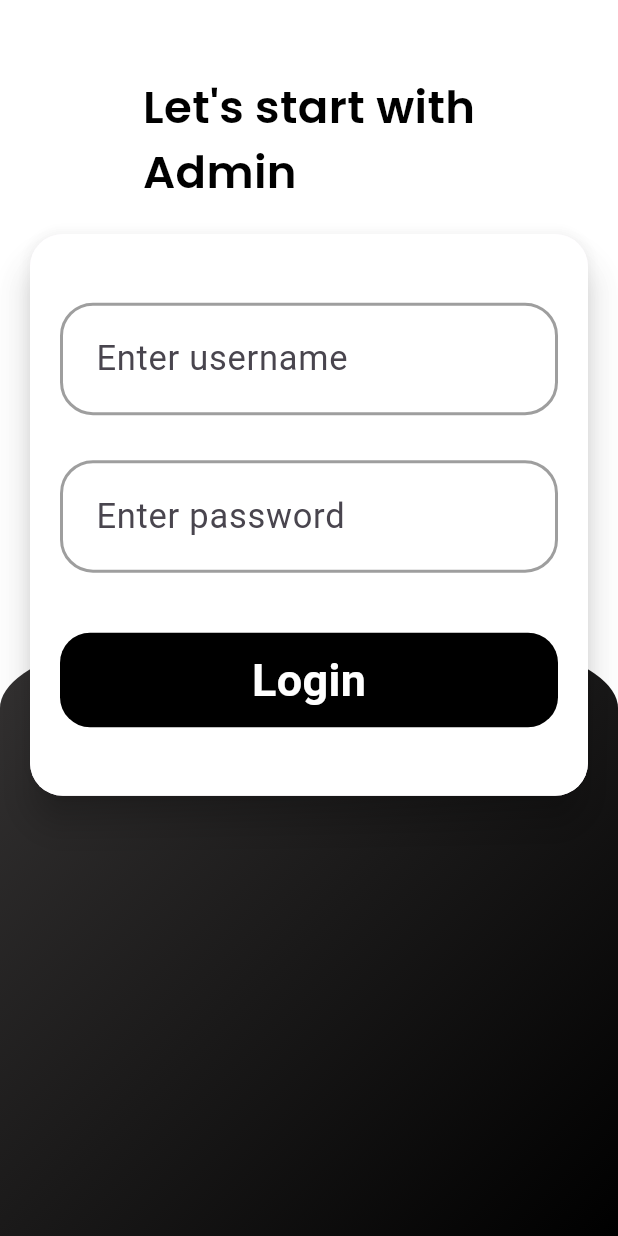
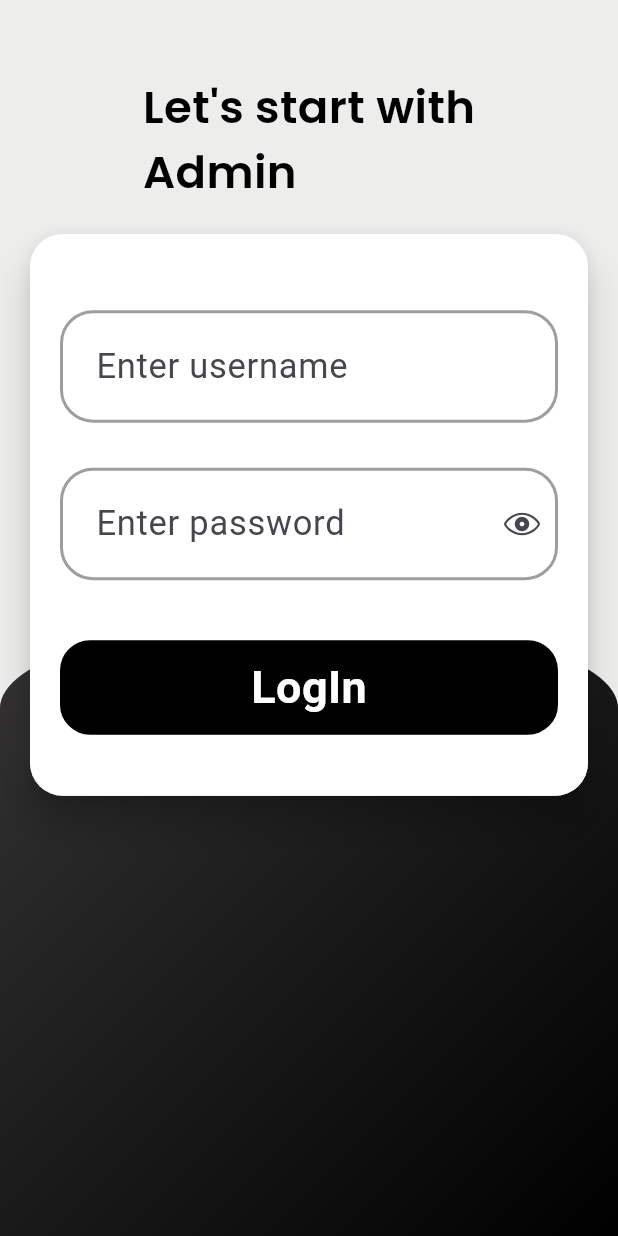
Before and after one commit to saliq03/ZenScreen, a Flutter app: the Login screen opened directly, on a phone screen of 412 x 824 dp. Run offline on Flutter 3.47's test engine with Material 3 defaults, Android fonts, the phone set to English and light mode, and no system bars; our stand-ins replace cached_network_image, carousel_slider, curved_navigation_bar, image_picker, smooth_page_indicator; network calls fail.

Commit message:
designing AddWallpaper Screen

```diff
--- a/lib/Admin/login.dart
+++ b/lib/Admin/login.dart
@@ -1,21 +1,24 @@
+import 'package:flutter/cupertino.dart';
 import 'package:flutter/material.dart';
+import 'package:zenscreen/Admin/AddWallpaper.dart';
 import 'package:zenscreen/Widgets/widgets.dart';
 
 class Login extends StatefulWidget {
   const Login({super.key});
 
   @override
-  State<Login> createState() => _LoginState();
+  State<Login> createState() => LoginState();
 }
 
-class _LoginState extends State<Login> {
+class LoginState extends State<Login> {
   final GlobalKey<FormState> _formKey=GlobalKey<FormState>();
   TextEditingController usernameController=TextEditingController();
   TextEditingController passwordController=TextEditingController();
+  bool showflag =true;
   @override
   Widget build(BuildContext context) {
     return Scaffold(
-      backgroundColor: Colors.white70,
+      backgroundColor: Color(0xFFededeb),
       body:Container(
         padding: EdgeInsets.only(top: 50),
         child: Column(
@@ -31,7 +34,7 @@ class _LoginState extends State<Login> {
                       borderRadius: BorderRadius.circular(22),
                       elevation: 10,
                       child: Container(
-                          padding: EdgeInsets.symmetric(horizontal: 20,vertical: 20),
+                          padding: EdgeInsets.symmetric(horizontal: 20,vertical: 10),
                         width: MediaQuery.of(context).size.width,
                         height: MediaQuery.of(context).size.height/2.2,
                         decoration: BoxDecoration(
@@ -47,6 +50,7 @@ class _LoginState extends State<Login> {
                              TextFormField(
                                   controller: usernameController,
                                     style: TextStyle(fontSize: 23),
+
                                   decoration: textfieldDecoration("Enter username"),
                                   validator: (value){
                                       if(value==null||value.isEmpty){
@@ -58,6 +62,7 @@ class _LoginState extends State<Login> {
                                TextFormField(
                                   controller: passwordController,
                                   style: TextStyle(fontSize: 23),
+                                    obscureText: showflag,
                                     decoration: textfieldDecoration("Enter password"),
                                   validator: (value){
                                     if(value==null||value.isEmpty){
@@ -67,16 +72,17 @@ class _LoginState extends State<Login> {
                             GestureDetector(
                               onTap: (){
                                 _formKey.currentState!.validate();
+                                 Navigator.pushReplacement(context, MaterialPageRoute(builder: (context)=>Addwallpaper()));
                               },
                               child: Container(
                                 padding: EdgeInsets.symmetric(horizontal: 20,vertical: 10),
-                                margin: EdgeInsets.only(top: 40,bottom: 10),
+                                margin: EdgeInsets.only(top: 40),
                                 width:MediaQuery.of(context).size.width,
                                 decoration: BoxDecoration(
                                   borderRadius: BorderRadius.circular(20),
                                   color: Colors.black
                                 ),
-                                child: Center(child: Text("Login",
+                                child: Center(child: Text("LogIn",
                                 style: TextStyle(color: Colors.white,fontSize: 30,fontWeight: FontWeight.bold),)),
                               ),
                             )
@@ -92,4 +98,38 @@ class _LoginState extends State<Login> {
 
       ),);
   }
+
+  textfieldDecoration(String hinttext){
+
+    return InputDecoration(
+      hintText: hinttext,
+      suffixIcon: hinttext=="Enter password"?IconButton(onPressed: (){
+        showflag=!showflag;
+        setState(() {});
+      },
+          icon: showflag?Icon(CupertinoIcons.eye):Icon(CupertinoIcons.eye_slash)):null,
+
+      contentPadding:  EdgeInsets.symmetric(horizontal: 20,vertical: 20),
+      enabledBorder: OutlineInputBorder(
+          borderRadius: BorderRadius.circular(22),
+          borderSide: BorderSide(
+              width: 2,color: Colors.black38
+          )),
+      focusedBorder: OutlineInputBorder(
+          borderRadius: BorderRadius.circular(22),
+          borderSide: BorderSide(
+              width: 2,color: Colors.black38
+          )),
+      errorBorder: OutlineInputBorder(
+          borderRadius: BorderRadius.circular(22),
+          borderSide: BorderSide(
+              width: 2,color: Colors.redAccent
+          )),
+      focusedErrorBorder: OutlineInputBorder(
+          borderRadius: BorderRadius.circular(22),
+          borderSide: BorderSide(
+              width: 2,color: Colors.black38
+          )),
+    );
+  }
 }
--- a/lib/Widgets/widgets.dart
+++ b/lib/Widgets/widgets.dart
@@ -2,6 +2,7 @@ import 'package:flutter/cupertino.dart';
 import 'package:flutter/material.dart';
 import 'package:cached_network_image/cached_network_image.dart';
 import 'package:flutter/widgets.dart';
+import 'package:zenscreen/Admin/login.dart';
 import 'package:zenscreen/Models/PhotosModel.dart';
 
 Widget onSearchImage(List<Photosmodel> photos,BuildContext context){
@@ -37,31 +38,3 @@ Widget loginBlackPannel( BuildContext context){
         ))               ,
   );
 }
-
- textfieldDecoration(String hinttext){
-  return InputDecoration(
-    hintText: hinttext,
-    contentPadding:  EdgeInsets.symmetric(horizontal: 20,vertical: 20),
-    enabledBorder: OutlineInputBorder(
-        borderRadius: BorderRadius.circular(22),
-        borderSide: BorderSide(
-            width: 2,color: Colors.black38
-        )),
-    focusedBorder: OutlineInputBorder(
-        borderRadius: BorderRadius.circular(22),
-        borderSide: BorderSide(
-            width: 2,color: Colors.black38
-        )),
-    errorBorder: OutlineInputBorder(
-        borderRadius: BorderRadius.circular(22),
-        borderSide: BorderSide(
-            width: 2,color: Colors.redAccent
-        )),
-    focusedErrorBorder: OutlineInputBorder(
-        borderRadius: BorderRadius.circular(22),
-        borderSide: BorderSide(
-            width: 2,color: Colors.black38
-        )),
-
-  );
- }
--- a/lib/main.dart
+++ b/lib/main.dart
@@ -21,8 +21,8 @@ class MyApp extends StatelessWidget {
         colorScheme: ColorScheme.fromSeed(seedColor: Colors.deepPurple),
         useMaterial3: true,
       ),
-      // home: BottomNav(),
-      home: Login(),
+      home: BottomNav(),
+
     );
   }
 }
--- a/pubspec.yaml
+++ b/pubspec.yaml
@@ -40,6 +40,7 @@ dependencies:
   smooth_page_indicator: ^1.1.0
   http: ^1.2.1
   cached_network_image: ^3.3.1
+  image_picker: ^1.1.2
 
 dev_dependencies:
   flutter_test:
```
Also changed, not shown: lib/Admin/AddWallpaper.dart (added, +83 -0 lines), lib/Pages/categories.dart (+5 -5 lines), lib/Pages/home.dart (+10 -4 lines), assets/images/city.jpeg (added), assets/images/food.jpeg (added), assets/images/nature.jpeg (added), assets/images/wildlife.jpeg (added), pubspec.lock.
